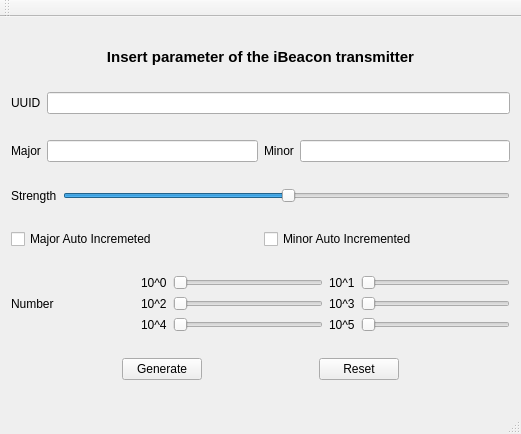
First picture: the form in configurator.ui, repository AndreaCorna/Configurator_Ibeacon, before the edit.
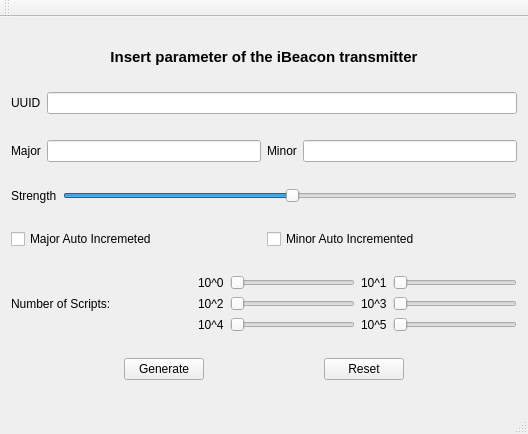
Second picture: the form after the edit.

```diff
--- a/configurator.ui
+++ b/configurator.ui
@@ -6,7 +6,7 @@
    <rect>
     <x>0</x>
     <y>0</y>
-    <width>521</width>
+    <width>528</width>
     <height>434</height>
    </rect>
   </property>
@@ -155,7 +155,7 @@
       <item>
        <widget class="QLabel" name="label_6">
         <property name="text">
-         <string>Number</string>
+         <string>Number of Scripts:</string>
         </property>
        </widget>
       </item>
```
Left out of the diff: 43 changed lines with no effect on the pictures.
